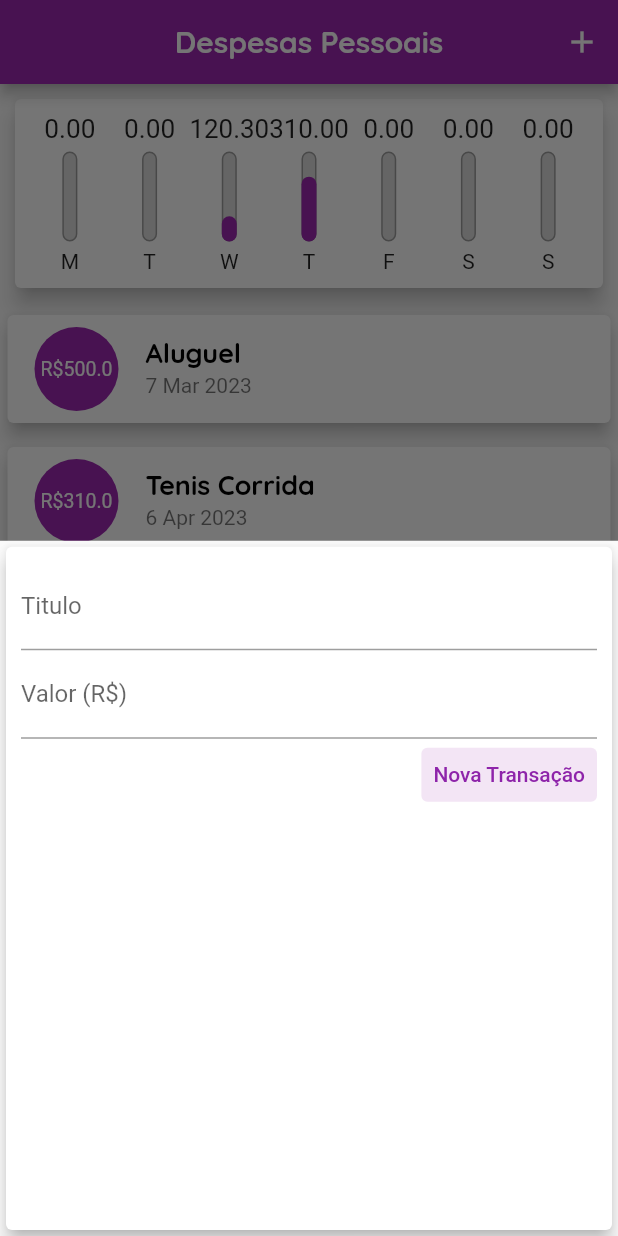
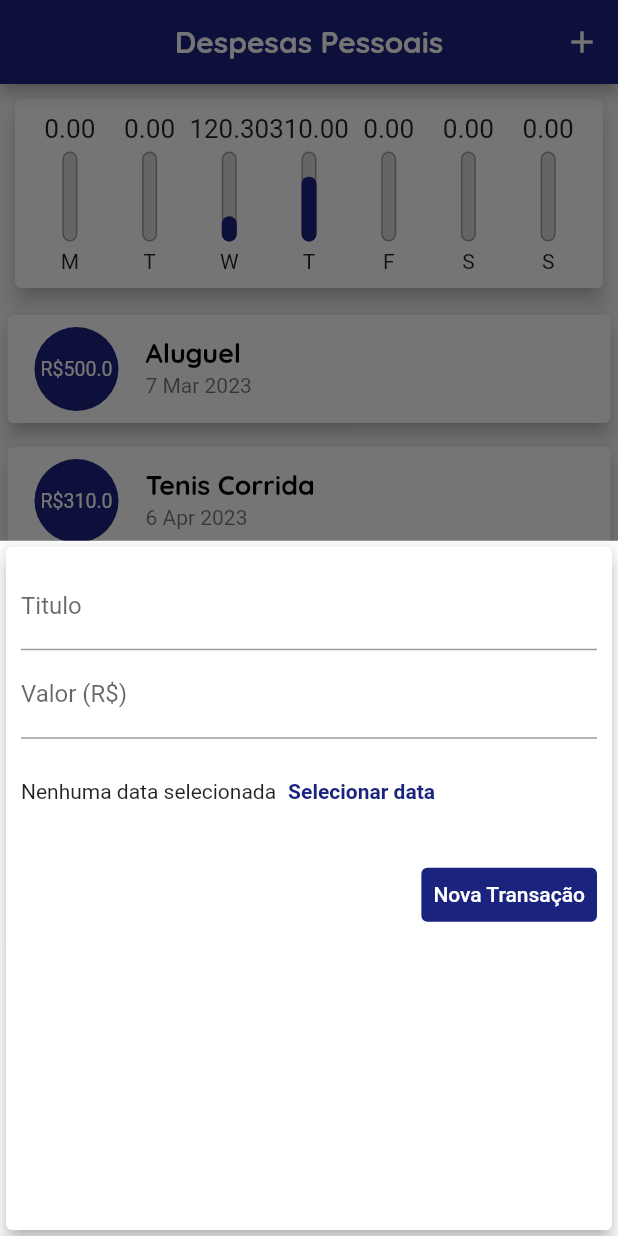
Before and after one commit to 9reis/despesas_pessoais__flutter, a Flutter app: the screen it shows after launch, after a tap on the "add" icon, on a phone screen of 412 x 824 dp. Run offline on Flutter 3.47's test engine with Material 2 defaults, Android fonts, the light colour scheme and no system bars.

Commit message:
Preparando Formulario

```diff
--- a/lib/components/transaction_form.dart
+++ b/lib/components/transaction_form.dart
@@ -45,15 +45,31 @@ class _TransactionFormState extends State<TransactionForm> {
               controller: valueController,
               onSubmitted: (_) => _submitForm(),
             ),
+            Container(
+              height: 70,
+              child: Row(
+                children: [
+                  Text('Nenhuma data selecionada'),
+                  TextButton(
+                    child: Text(
+                      'Selecionar data',
+                      style: TextStyle(fontWeight: FontWeight.bold),
+                    ),
+                    onPressed: () {},
+                  ),
+                ],
+              ),
+            ),
+            SizedBox(height: 10),
             Row(
               mainAxisAlignment: MainAxisAlignment.end,
               children: [
                 TextButton(
-                  style:
-                      TextButton.styleFrom(backgroundColor: Colors.purple[50]),
+                  style: TextButton.styleFrom(
+                      backgroundColor: Theme.of(context).colorScheme.primary),
                   child: Text(
                     'Nova Transação',
-                    style: TextStyle(color: Colors.purple[600]),
+                    style: TextStyle(color: Colors.white),
                   ),
                   onPressed: _submitForm,
                 ),
--- a/lib/main.dart
+++ b/lib/main.dart
@@ -21,7 +21,7 @@ class ExpensesApp extends StatelessWidget {
       debugShowCheckedModeBanner: false,
       theme: tema.copyWith(
           colorScheme: tema.colorScheme.copyWith(
-              primary: Colors.purple,
+              primary: Colors.indigo[900],
               // Cor de destaque
               secondary: Colors.amber),
           textTheme: ThemeData.light().textTheme.copyWith(
```
